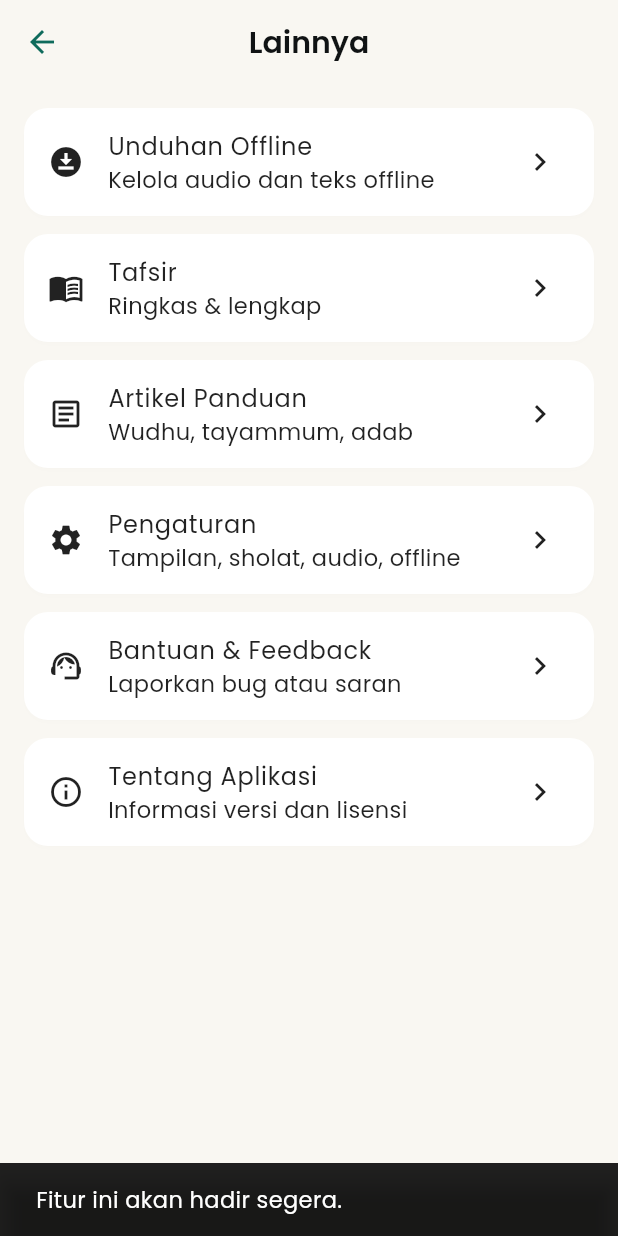
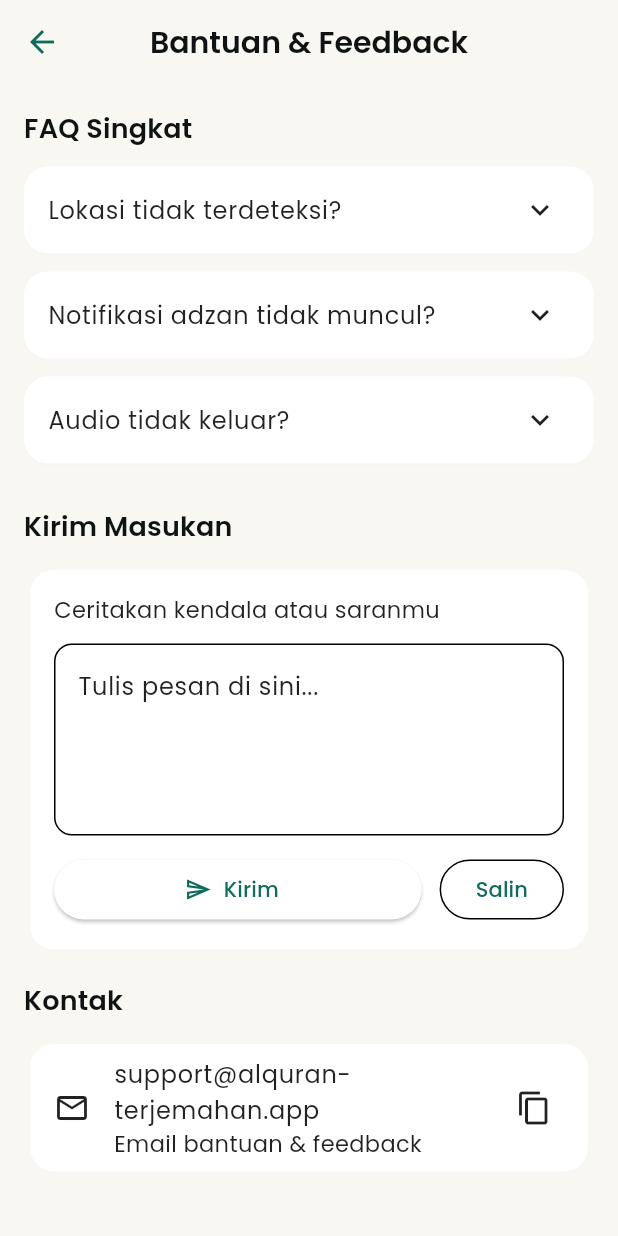
Before and after one commit to muhammad1505/quran_app, a Flutter app: the MorePage screen opened directly, after a tap on "Bantuan & Feedback", on a phone screen of 412 x 824 dp. Run offline on Flutter 3.47's test engine with Material 3 defaults, Android fonts, the phone set to English and light mode, and no system bars; our stand-ins replace adhan, flutter_compass, flutter_local_notifications, flutter_timezone, geocoding, geolocator and 6 more; missing offline and left inert: alfurqan, quran; accounts and stored records are empty.

Commit message:
Feat: Add help and feedback page

```diff
--- /dev/null
+++ b/lib/features/more/presentation/pages/help_feedback_page.dart
@@ -0,0 +1,153 @@
+import 'package:flutter/material.dart';
+import 'package:flutter/services.dart';
+import 'package:share_plus/share_plus.dart';
+
+class HelpFeedbackPage extends StatefulWidget {
+  const HelpFeedbackPage({super.key});
+
+  @override
+  State<HelpFeedbackPage> createState() => _HelpFeedbackPageState();
+}
+
+class _HelpFeedbackPageState extends State<HelpFeedbackPage> {
+  final TextEditingController _controller = TextEditingController();
+
+  @override
+  void dispose() {
+    _controller.dispose();
+    super.dispose();
+  }
+
+  Future<void> _copyText(String text) async {
+    await Clipboard.setData(ClipboardData(text: text));
+    if (!mounted) return;
+    ScaffoldMessenger.of(context).showSnackBar(
+      const SnackBar(content: Text('Teks disalin.')),
+    );
+  }
+
+  Future<void> _shareFeedback() async {
+    final message = _controller.text.trim();
+    if (message.isEmpty) {
+      if (!mounted) return;
+      ScaffoldMessenger.of(context).showSnackBar(
+        const SnackBar(content: Text('Tulis pesan dulu ya.')),
+      );
+      return;
+    }
+    await Share.share('Masukan untuk Al-Quran Terjemahan:\n\n$message');
+  }
+
+  @override
+  Widget build(BuildContext context) {
+    return Scaffold(
+      appBar: AppBar(title: const Text('Bantuan & Feedback')),
+      body: ListView(
+        padding: const EdgeInsets.all(16),
+        children: [
+          Text(
+            'FAQ Singkat',
+            style: Theme.of(context).textTheme.titleMedium,
+          ),
+          const SizedBox(height: 12),
+          _buildFaqCard(
+            context,
+            title: 'Lokasi tidak terdeteksi?',
+            body:
+                'Pastikan izin lokasi aktif dan GPS menyala. Jika masih gagal, buka Jadwal Sholat sekali untuk menyimpan lokasi terakhir.',
+          ),
+          _buildFaqCard(
+            context,
+            title: 'Notifikasi adzan tidak muncul?',
+            body:
+                'Pastikan izin notifikasi aktif dan tidak dibatasi oleh mode hemat baterai. Coba tombol “Test Notifikasi” di Pengaturan.',
+          ),
+          _buildFaqCard(
+            context,
+            title: 'Audio tidak keluar?',
+            body:
+                'Cek volume media dan pastikan perangkat tidak dalam mode senyap. Coba pilih ulang qari di Pengaturan.',
+          ),
+          const SizedBox(height: 16),
+          Text(
+            'Kirim Masukan',
+            style: Theme.of(context).textTheme.titleMedium,
+          ),
+          const SizedBox(height: 12),
+          Card(
+            child: Padding(
+              padding: const EdgeInsets.all(16),
+              child: Column(
+                crossAxisAlignment: CrossAxisAlignment.start,
+                children: [
+                  const Text('Ceritakan kendala atau saranmu'),
+                  const SizedBox(height: 12),
+                  TextField(
+                    controller: _controller,
+                    minLines: 4,
+                    maxLines: 8,
+                    decoration: InputDecoration(
+                      hintText: 'Tulis pesan di sini...',
+                      border: OutlineInputBorder(
+                        borderRadius: BorderRadius.circular(12),
+                      ),
+                    ),
+                  ),
+                  const SizedBox(height: 12),
+                  Row(
+                    children: [
+                      Expanded(
+                        child: ElevatedButton.icon(
+                          onPressed: _shareFeedback,
+                          icon: const Icon(Icons.send_outlined),
+                          label: const Text('Kirim'),
+                        ),
+                      ),
+                      const SizedBox(width: 12),
+                      OutlinedButton(
+                        onPressed: () => _copyText(_controller.text),
+                        child: const Text('Salin'),
+                      ),
+                    ],
+                  ),
+                ],
+              ),
+            ),
+          ),
+          const SizedBox(height: 16),
+          Text(
+            'Kontak',
+            style: Theme.of(context).textTheme.titleMedium,
+          ),
+          const SizedBox(height: 12),
+          Card(
+            child: ListTile(
+              leading: const Icon(Icons.email_outlined),
+              title: const Text('support@alquran-terjemahan.app'),
+              subtitle: const Text('Email bantuan & feedback'),
+              trailing: const Icon(Icons.copy),
+              onTap: () => _copyText('support@alquran-terjemahan.app'),
+            ),
+          ),
+        ],
+      ),
+    );
+  }
+
+  Widget _buildFaqCard(
+    BuildContext context, {
+    required String title,
+    required String body,
+  }) {
+    return Card(
+      margin: const EdgeInsets.only(bottom: 12),
+      child: ExpansionTile(
+        title: Text(title),
+        childrenPadding: const EdgeInsets.fromLTRB(16, 0, 16, 16),
+        children: [
+          Text(body, style: Theme.of(context).textTheme.bodyMedium),
+        ],
+      ),
+    );
+  }
+}
--- a/lib/features/more/presentation/pages/more_page.dart
+++ b/lib/features/more/presentation/pages/more_page.dart
@@ -1,6 +1,7 @@
 import 'package:flutter/material.dart';
 
 import 'package:quran_app/features/more/presentation/pages/articles_page.dart';
+import 'package:quran_app/features/more/presentation/pages/help_feedback_page.dart';
 import 'package:quran_app/features/more/presentation/pages/tafsir_hub_page.dart';
 import 'package:quran_app/features/offline/presentation/pages/offline_manager_page.dart';
 import 'package:quran_app/features/settings/presentation/pages/settings_page.dart';
@@ -70,7 +71,12 @@ class MorePage extends StatelessWidget {
             icon: Icons.support_agent,
             title: 'Bantuan & Feedback',
             subtitle: 'Laporkan bug atau saran',
-            onTap: () => _comingSoon(context),
+            onTap: () {
+              Navigator.push(
+                context,
+                MaterialPageRoute(builder: (_) => const HelpFeedbackPage()),
+              );
+            },
           ),
           _buildTile(
             context,
@@ -110,9 +116,4 @@ class MorePage extends StatelessWidget {
     );
   }
 
-  void _comingSoon(BuildContext context) {
-    ScaffoldMessenger.of(context).showSnackBar(
-      const SnackBar(content: Text('Fitur ini akan hadir segera.')),
-    );
-  }
 }
```
